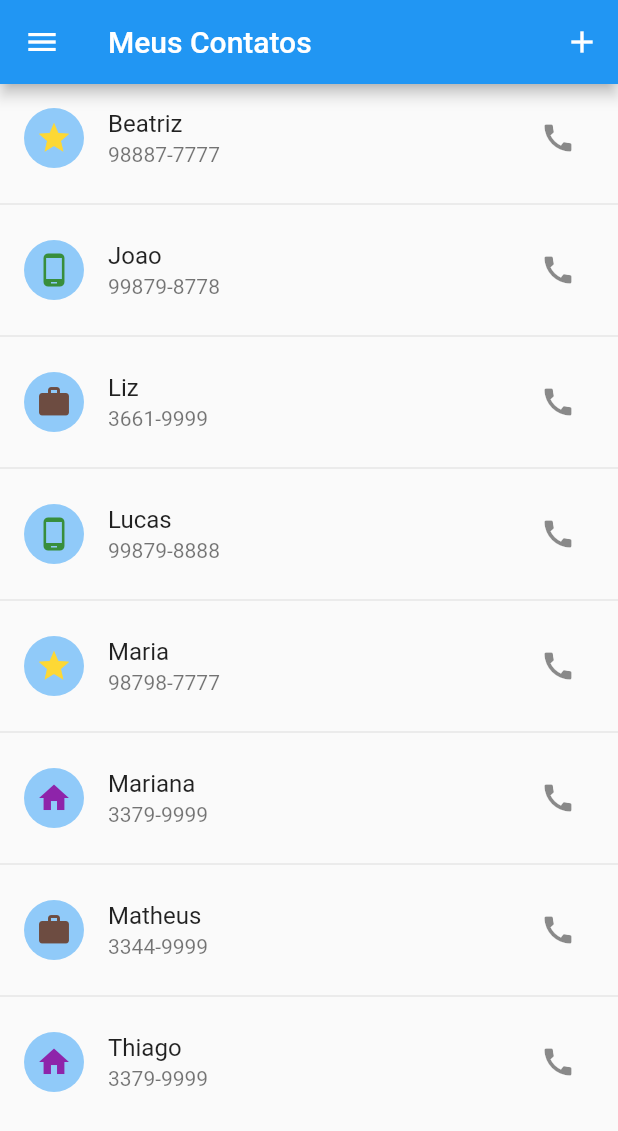
After one commit to ThiagoBfim/meus_contatos, a Flutter app: the screen it shows after launch, on a phone screen of 412 x 824 dp. The commit adds this screen. Shown: the top 1131 px of the screen. Run offline on Flutter 3.47's test engine with Material 2 defaults, Android fonts, the phone set to English and light mode, and no system bars; our stand-ins replace brasil_fields, flutter_mobx, form_field_validator, mobx; generated files the repository leaves out were written again.

Commit message:
Atualizando a lógica para popular o repositorio e possibilitar criar e editar contato.

```diff
--- a/lib/model/contato.dart
+++ b/lib/model/contato.dart
@@ -5,7 +5,18 @@ import 'contato_type.dart';
 class Contato {
   final String nome;
   final String telefone;
+  final String cpf;
   final ContatoType tipo;
 
-  Contato({@required this.nome, @required this.telefone, @required this.tipo});
+  Contato({@required this.nome, @required this.telefone, @required this.tipo, @required this.cpf});
+
+  @override
+  bool operator ==(Object other) =>
+      identical(this, other) ||
+      other is Contato &&
+          runtimeType == other.runtimeType &&
+          telefone == other.telefone;
+
+  @override
+  int get hashCode => telefone.hashCode;
 }
--- a/lib/model/contato_type.dart
+++ b/lib/model/contato_type.dart
@@ -1,4 +1,3 @@
-
 import 'package:flutter/material.dart';
 
 enum ContatoType { CELULAR, TRABALHO, FAVORITO, CASA }
@@ -16,4 +15,8 @@ class ContatoHelper {
         return Icon(Icons.home, color: Colors.purple[600]);
     }
   }
+
+  static String getDescription(ContatoType tipo) {
+    return tipo.toString().replaceAll("ContatoType.", "");
+  }
 }
--- /dev/null
+++ b/lib/pages/lista_contato/list_contatos.dart
@@ -0,0 +1,41 @@
+import 'package:contato_form/model/contato_type.dart';
+import 'package:contato_form/pages/novo_contato/contato_model.dart';
+import 'package:contato_form/pages/novo_contato/new_contato_page.dart';
+import 'package:contato_form/repository/contato_repository.dart';
+import 'package:flutter/material.dart';
+
+class ListContatos extends StatefulWidget {
+  @override
+  _ListContatosState createState() => _ListContatosState();
+}
+
+class _ListContatosState extends State<ListContatos> {
+
+  @override
+  Widget build(BuildContext context) {
+    return ListView.separated(
+        itemBuilder: (context, index) {
+          var contato = ContatoRepository().findAllContatos()[index];
+          return ListTile(
+            onTap: () => sendEditContato(context, contato),
+            leading: CircleAvatar(
+              child: ContatoHelper.getIconByContatoType(contato.tipo),
+              backgroundColor: Colors.blue[200],
+            ),
+            title: Text(contato.nome),
+            subtitle: Text(contato.telefone),
+            trailing: IconButton(
+              icon: Icon(Icons.call),
+              onPressed: () => {},
+            ),
+          );
+        },
+        separatorBuilder: (context, index) => Divider(),
+        itemCount: ContatoRepository().findAllContatos().length);
+  }
+
+  sendEditContato(BuildContext context, contato) {
+    Navigator.of(context)
+        .push(new MaterialPageRoute(builder: (_) => NewContatoPage.edit(contato: BaseContatoModel.fromContato(contato))));
+  }
+}
--- a/lib/repository/contato_repository.dart
+++ b/lib/repository/contato_repository.dart
@@ -2,39 +2,69 @@ import 'package:contato_form/model/contato.dart';
 import 'package:contato_form/model/contato_type.dart';
 
 class ContatoRepository {
-  static List<Contato> contatos = [];
+  static List<Contato> _contatos = [];
 
   ContatoRepository() {
-    if (contatos.isEmpty) {
-      contatos.add(new Contato(
-          nome: "Joao", telefone: "99879-8778", tipo: ContatoType.CELULAR));
+    if (_contatos.isEmpty) {
+      _contatos.add(new Contato(
+          nome: "Joao",
+          telefone: "99879-8778",
+          tipo: ContatoType.CELULAR,
+          cpf: '328.287.402-26'));
 
-      contatos.add(new Contato(
-          nome: "Lucas", telefone: "99879-8888", tipo: ContatoType.CELULAR));
+      _contatos.add(new Contato(
+          nome: "Lucas",
+          telefone: "99879-8888",
+          tipo: ContatoType.CELULAR,
+          cpf: '328.287.402-26'));
 
-      contatos.add(new Contato(
-          nome: "Maria", telefone: "98798-7777", tipo: ContatoType.FAVORITO));
+      _contatos.add(new Contato(
+          nome: "Maria",
+          telefone: "98798-7777",
+          tipo: ContatoType.FAVORITO,
+          cpf: '328.287.402-26'));
 
-      contatos.add(new Contato(
-          nome: "Thiago", telefone: "3379-9999", tipo: ContatoType.CASA));
+      _contatos.add(new Contato(
+          nome: "Thiago",
+          telefone: "3379-9999",
+          tipo: ContatoType.CASA,
+          cpf: '328.287.402-26'));
 
-      contatos.add(new Contato(
-          nome: "Mariana", telefone: "3379-9999", tipo: ContatoType.CASA));
+      _contatos.add(new Contato(
+          nome: "Mariana",
+          telefone: "3379-9999",
+          tipo: ContatoType.CASA,
+          cpf: '328.287.402-26'));
 
-      contatos.add(new Contato(
-          nome: "Beatriz", telefone: "98887-7777", tipo: ContatoType.FAVORITO));
+      _contatos.add(new Contato(
+          nome: "Beatriz",
+          telefone: "98887-7777",
+          tipo: ContatoType.FAVORITO,
+          cpf: '328.287.402-26'));
 
-      contatos.add(new Contato(
-          nome: "Liz", telefone: "3661-9999", tipo: ContatoType.TRABALHO));
+      _contatos.add(new Contato(
+          nome: "Liz",
+          telefone: "3661-9999",
+          tipo: ContatoType.TRABALHO,
+          cpf: '328.287.402-26'));
 
-      contatos.add(new Contato(
-          nome: "Matheus", telefone: "3344-9999", tipo: ContatoType.TRABALHO));
-
-      contatos.sort((a, b) => a.nome.compareTo(b.nome));
+      _contatos.add(new Contato(
+          nome: "Matheus",
+          telefone: "3344-9999",
+          tipo: ContatoType.TRABALHO,
+          cpf: '328.287.402-26'));
     }
   }
 
   findAllContatos() {
-    return contatos;
+    _contatos.sort((a, b) => a.nome.compareTo(b.nome));
+    return _contatos;
+  }
+
+  saveContato(Contato contato) {
+    if (_contatos.contains(contato)) {
+      _contatos.remove(contato);
+    }
+    _contatos.add(contato);
   }
 }
```
Also changed, not shown: lib/pages/lista_contato/list_contato_page.dart (+4 -21 lines), lib/pages/novo_contato/contato_form.dart (+36 -2 lines), lib/pages/novo_contato/contato_model.dart (+21 -0 lines), lib/pages/novo_contato/new_contato_page.dart (+11 -3 lines), lib/pages/novo_contato/contato_model.g.dart.
